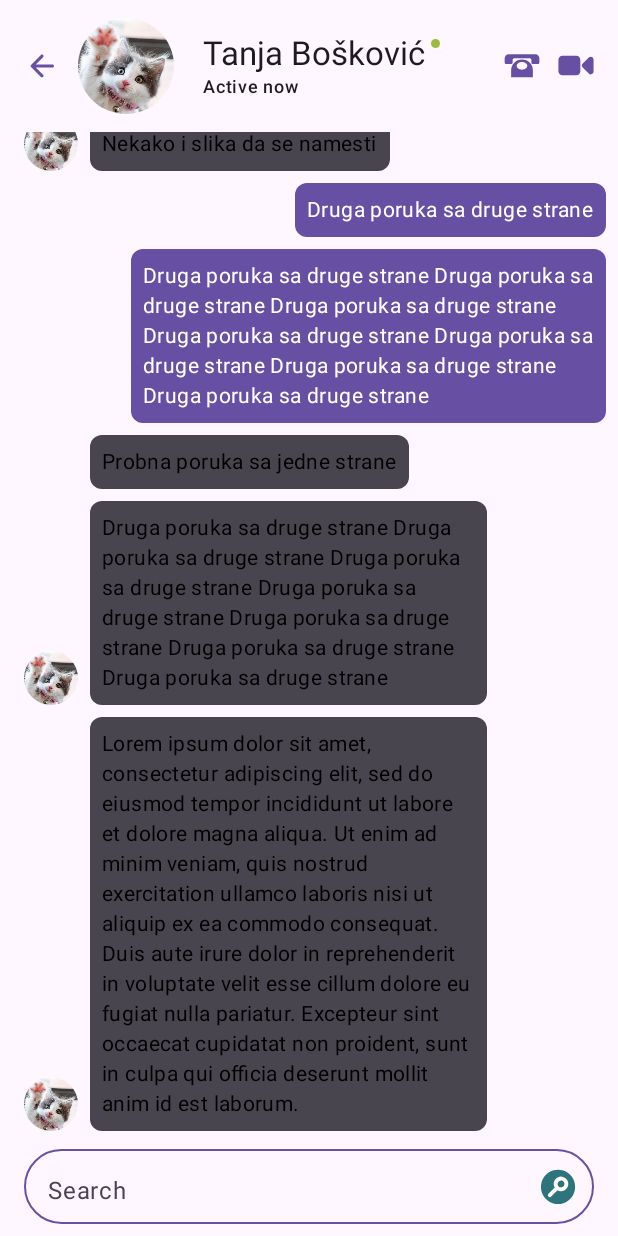
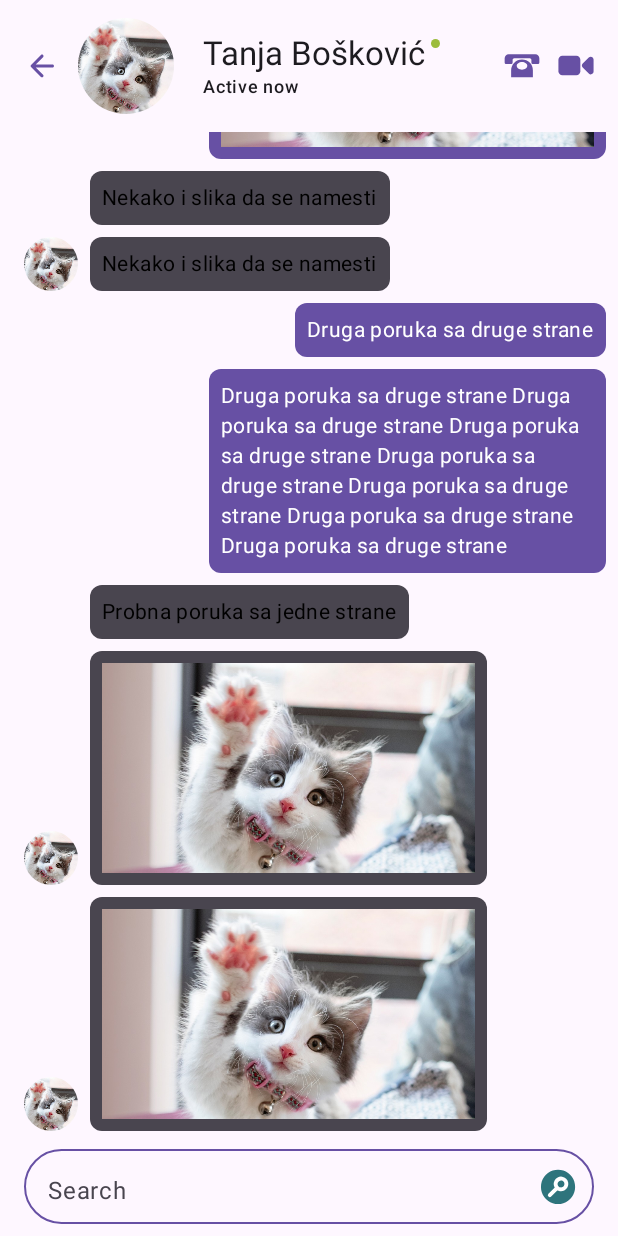
Before and after one commit to BojanVilic/Film, an Android app built with Jetpack Compose: the screen it shows after launch (MainActivity), after a tap on "Tanja Bošković", on a phone screen of 412 x 824 dp. Run offline under Robolectric (Android 15) with nearby library versions, the phone set to English and light mode, and no system bars; our stand-ins replace Dagger/Hilt's generated code.

Commit message:
Added image messages

```diff
--- a/app/src/main/java/com/bojanvilic/film/ui/ChatViewModel.kt
+++ b/app/src/main/java/com/bojanvilic/film/ui/ChatViewModel.kt
@@ -43,9 +43,8 @@ class ChatViewModel @Inject constructor(
             ),
             Message(
                 id = 1,
-                messageType = MessageType.Text,
+                messageType = MessageType.Image,
                 isUserSender = true,
-                text = "Druga poruka sa druge strane",
                 timestamp = LocalDateTime.of(2023, 1, 22, 13, 6)
             ),
             Message(
@@ -85,18 +84,16 @@ class ChatViewModel @Inject constructor(
             ),
             Message(
                 id = 7,
-                messageType = MessageType.Text,
+                messageType = MessageType.Image,
                 isUserSender = false,
-                text = "Druga poruka sa druge strane Druga poruka sa druge strane Druga poruka sa druge strane Druga poruka sa druge strane Druga poruka sa druge strane Druga poruka sa druge strane Druga poruka sa druge strane ",
                 timestamp = LocalDateTime.of(2023, 1, 22, 13, 5)
             ),
             Message(
                 id = 8,
-                messageType = MessageType.Text,
+                messageType = MessageType.Image,
                 isUserSender = false,
-                text = "Lorem ipsum dolor sit amet, consectetur adipiscing elit, sed do eiusmod tempor incididunt ut labore et dolore magna aliqua. Ut enim ad minim veniam, quis nostrud exercitation ullamco laboris nisi ut aliquip ex ea commodo consequat. Duis aute irure dolor in reprehenderit in voluptate velit esse cillum dolore eu fugiat nulla pariatur. Excepteur sint occaecat cupidatat non proident, sunt in culpa qui officia deserunt mollit anim id est laborum.",
                 timestamp = LocalDateTime.of(2023, 1, 22, 13, 5)
-            ),
+            )
         ))
 
     init {
--- a/app/src/main/java/com/bojanvilic/film/ui/components/ChatComponents.kt
+++ b/app/src/main/java/com/bojanvilic/film/ui/components/ChatComponents.kt
@@ -115,17 +115,9 @@ fun ChatContent(
         state = listState
     ) {
         items(messageList.size) {
-            if (messageList[it].isUserSender)
-                RightSideMessage(
+            MessageItem(
                 message = messageList[it],
-                    onMessageLiked = { messageId ->
-                        onMessageLiked(messageId)
-                    }
-                )
-            else
-                LeftSideMessage(
-                    message = messageList[it],
-                    attachProfilePhoto = it > 0 && !messageList[it-1].isUserSender,
+                attachProfilePhoto = it > 0 && !messageList[it-1].isUserSender && messageList[it].isUserSender.not(),
                 onMessageLiked = { messageId ->
                     onMessageLiked(messageId)
                 }
@@ -135,7 +127,7 @@ fun ChatContent(
 }
 
 @Composable
-fun LeftSideMessage(
+fun MessageItem(
     message: Message,
     attachProfilePhoto: Boolean = false,
     onMessageLiked: (Int) -> Unit
@@ -147,10 +139,23 @@ fun LeftSideMessage(
             modifier = Modifier
                 .padding(vertical = 4.dp)
                 .fillMaxWidth(0.8f)
-                .align(Alignment.TopStart),
+                .align(if (message.isUserSender) Alignment.TopEnd else Alignment.TopStart),
             verticalAlignment = Alignment.CenterVertically,
-            horizontalArrangement = Arrangement.Start
+            horizontalArrangement = if (message.isUserSender) Arrangement.End else Arrangement.Start
         ) {
+
+            val messageModifier = Modifier
+                .clip(MaterialTheme.shapes.medium)
+                .background(if (message.isUserSender) MaterialTheme.colorScheme.primary else MaterialTheme.colorScheme.onSurfaceVariant)
+                .padding(8.dp)
+                .pointerInput(Unit) {
+                    detectTapGestures(
+                        onDoubleTap = {
+                            onMessageLiked(message.id)
+                        }
+                    )
+                }
+
             Column(
                 horizontalAlignment = Alignment.End
             ) {
@@ -174,74 +179,21 @@ fun LeftSideMessage(
                                 .size(36.dp)
                         )
                     }
+                    if (message.messageType == MessageType.Text) {
                         Text(
-                        modifier = Modifier
-                            .clip(MaterialTheme.shapes.medium)
-                            .background(MaterialTheme.colorScheme.onSurfaceVariant)
-                            .padding(8.dp)
-                            .pointerInput(Unit) {
-                                detectTapGestures(
-                                    onDoubleTap = {
-                                        onMessageLiked(message.id)
-                                    }
-                                )
-                            },
+                            modifier = messageModifier,
                             text = message.text,
                             style = MaterialTheme.typography.bodyMedium,
-                        color = Color.Black
+                            color = if (message.isUserSender) Color.White else Color.Black
                         )
-
                     }
-                AnimatedVisibility(visible = message.liked) {
+                    if (message.messageType == MessageType.Image) {
                         Image(
-                        modifier = Modifier
-                            .size(16.dp),
-                        painter = painterResource(id = R.drawable.ic_heart),
+                            modifier = messageModifier,
+                            painter = painterResource(id = R.drawable.kitten),
                             contentDescription = null
                         )
                     }
-            }
-        }
-    }
-}
-
-@Composable
-fun RightSideMessage(
-    message: Message,
-    onMessageLiked: (Int) -> Unit
-) {
-    Box(modifier = Modifier
-        .fillMaxWidth()
-        .padding(horizontal = 8.dp)) {
-        Row(
-            modifier = Modifier
-                .fillMaxWidth(0.8f)
-                .padding(vertical = 4.dp)
-                .align(Alignment.TopEnd),
-            verticalAlignment = Alignment.CenterVertically,
-            horizontalArrangement = Arrangement.End
-        ) {
-            Column(
-                horizontalAlignment = Alignment.End
-            ) {
-                Box(
-                    modifier = Modifier
-                        .clip(MaterialTheme.shapes.medium)
-                        .background(MaterialTheme.colorScheme.primary)
-                        .padding(8.dp)
-                        .pointerInput(Unit) {
-                            detectTapGestures(
-                                onDoubleTap = {
-                                    onMessageLiked(message.id)
-                                }
-                            )
-                        }
-                ) {
-                    Text(
-                        text = message.text,
-                        style = MaterialTheme.typography.bodyMedium,
-                        color = Color.White
-                    )
                 }
                 AnimatedVisibility(visible = message.liked) {
                     Image(
@@ -368,22 +320,12 @@ fun ChatTopBarPreview() {
         )
     }
 }
-@Preview
-@Composable
-fun RightSideMessagePreview() {
-    AppTheme {
-        RightSideMessage(
-            message = previewMessageList[0],
-            onMessageLiked = {}
-        )
-    }
-}
 
 @Preview
 @Composable
 fun LeftSideMessagePreview() {
     AppTheme {
-        LeftSideMessage(
+        MessageItem(
             message = previewMessageList[1],
             onMessageLiked = {}
         )
```
Lines whose indentation alone changed are shown as unchanged.
